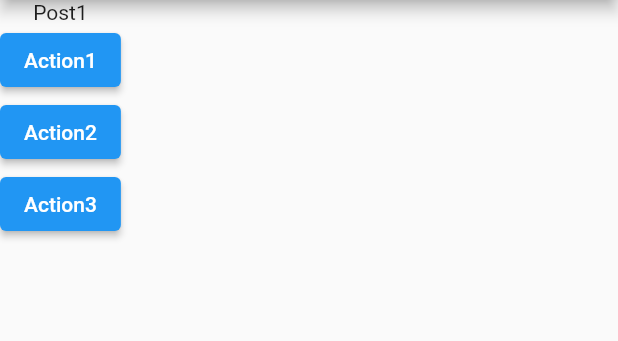
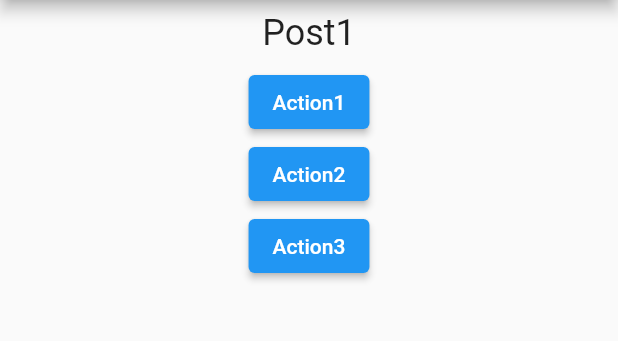
Before and after one commit to michalfirszt/flutter_posts_app, a Flutter app: the screen it shows after launch, on a phone screen of 412 x 824 dp, the part 84-425 px from its top. Run offline on Flutter 3.47's test engine with Material 2 defaults, Android fonts, the light colour scheme and no system bars.

Commit message:
PostItem styles

```diff
--- /dev/null
+++ b/lib/constants/theme.dart
@@ -0,0 +1 @@
+double spaceUnit = 8;
--- a/lib/widgets/post_item.dart
+++ b/lib/widgets/post_item.dart
@@ -1,4 +1,6 @@
 import 'package:flutter/material.dart';
+
+import '../constants/theme.dart' as theme;
 
 class PostItem extends StatelessWidget {
   const PostItem(
@@ -9,8 +11,17 @@
   final String description;
   final String? content;
 
+  // SizedBox(width: double.infinity,)
   @override
   Widget build(BuildContext context) {
-    return Text(title);
+    return Container(
+      alignment: Alignment.center,
+      margin: EdgeInsets.all(theme.spaceUnit),
+      child: Text(
+        title,
+        textAlign: TextAlign.center,
+        style: TextStyle(fontSize: theme.spaceUnit * 3),
+      ),
+    );
   }
 }
```
